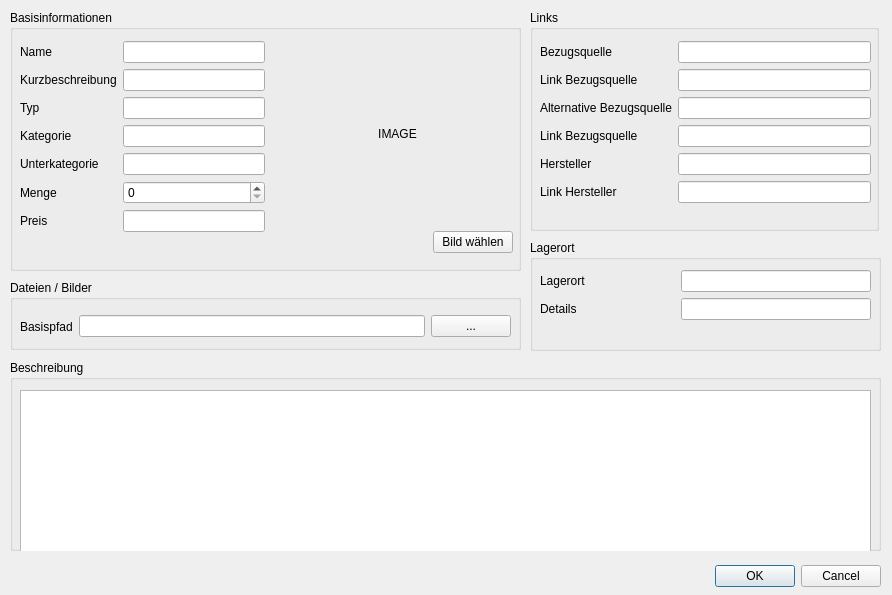
Old version of the form src/newpartdialog.ui in the repository oddscured/Partorium.
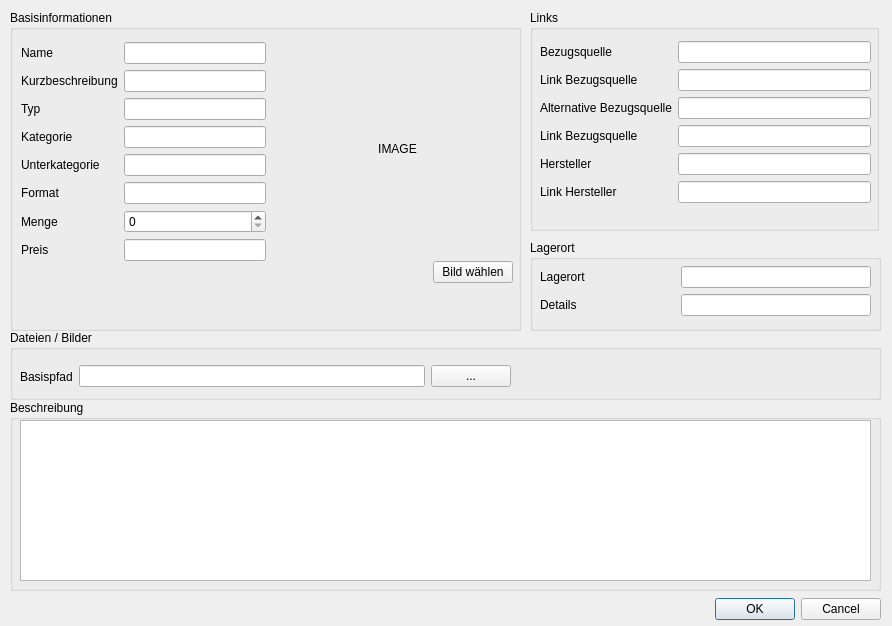
New version of the form.

Commit message: Added new fields for type and format

The edit to the form file:
```diff
--- a/src/newpartdialog.ui
+++ b/src/newpartdialog.ui
@@ -7,7 +7,7 @@
     <x>0</x>
     <y>0</y>
     <width>892</width>
-    <height>595</height>
+    <height>626</height>
    </rect>
   </property>
   <property name="windowTitle">
@@ -17,7 +17,7 @@
    <property name="geometry">
     <rect>
      <x>540</x>
-     <y>560</y>
+     <y>593</y>
      <width>341</width>
      <height>32</height>
     </rect>
@@ -35,7 +35,7 @@
      <x>10</x>
      <y>10</y>
      <width>511</width>
-     <height>261</height>
+     <height>321</height>
     </rect>
    </property>
    <property name="title">
@@ -44,13 +44,71 @@
    <widget class="QWidget" name="layoutWidget">
     <property name="geometry">
      <rect>
-      <x>10</x>
-      <y>31</y>
+      <x>272</x>
+      <y>32</y>
+      <width>231</width>
+      <height>241</height>
+     </rect>
+    </property>
+    <layout class="QVBoxLayout" name="verticalLayout">
+     <item>
+      <widget class="QLabel" name="lbl_ImagePreview">
+       <property name="minimumSize">
+        <size>
+         <width>0</width>
+         <height>150</height>
+        </size>
+       </property>
+       <property name="text">
+        <string>IMAGE</string>
+       </property>
+       <property name="alignment">
+        <set>Qt::AlignmentFlag::AlignCenter</set>
+       </property>
+      </widget>
+     </item>
+     <item>
+      <layout class="QHBoxLayout" name="horizontalLayout_2">
+       <item>
+        <spacer name="horizontalSpacer">
+         <property name="orientation">
+          <enum>Qt::Orientation::Horizontal</enum>
+         </property>
+         <property name="sizeHint" stdset="0">
+          <size>
+           <width>40</width>
+           <height>20</height>
+          </size>
+         </property>
+        </spacer>
+       </item>
+       <item>
+        <widget class="QPushButton" name="btn_ChooseImage">
+         <property name="text">
+          <string>Bild wählen</string>
+         </property>
+        </widget>
+       </item>
+      </layout>
+     </item>
+    </layout>
+   </widget>
+   <widget class="QWidget" name="">
+    <property name="geometry">
+     <rect>
+      <x>11</x>
+      <y>32</y>
       <width>245</width>
-      <height>209</height>
+      <height>240</height>
      </rect>
     </property>
     <layout class="QFormLayout" name="formLayout_2">
+     <property name="labelAlignment">
+      <set>Qt::AlignmentFlag::AlignLeading|Qt::AlignmentFlag::AlignLeft|Qt::AlignmentFlag::AlignVCenter</set>
+     </property>
+     <property name="formAlignment">
+      <set>Qt::AlignmentFlag::AlignLeading|Qt::AlignmentFlag::AlignLeft|Qt::AlignmentFlag::AlignTop</set>
+     </property>
      <item row="0" column="0">
       <widget class="QLabel" name="lbl_Name">
        <property name="text">
@@ -102,79 +160,37 @@
       <widget class="QLineEdit" name="edt_Subcategory"/>
      </item>
      <item row="5" column="0">
+      <widget class="QLabel" name="lbl_Format">
+       <property name="text">
+        <string>Format</string>
+       </property>
+      </widget>
+     </item>
+     <item row="5" column="1">
+      <widget class="QLineEdit" name="edt_Format"/>
+     </item>
+     <item row="6" column="0">
       <widget class="QLabel" name="lbl_Quantity">
        <property name="text">
         <string>Menge</string>
        </property>
       </widget>
      </item>
-     <item row="5" column="1">
+     <item row="6" column="1">
       <widget class="QSpinBox" name="spb_Quantity"/>
      </item>
-     <item row="6" column="0">
+     <item row="7" column="0">
       <widget class="QLabel" name="lbl_Price">
        <property name="text">
         <string>Preis</string>
        </property>
       </widget>
      </item>
-     <item row="6" column="1">
+     <item row="7" column="1">
       <widget class="QLineEdit" name="edt_Price"/>
      </item>
     </layout>
    </widget>
-   <widget class="QWidget" name="layoutWidget">
-    <property name="geometry">
-     <rect>
-      <x>272</x>
-      <y>32</y>
-      <width>231</width>
-      <height>211</height>
-     </rect>
-    </property>
-    <layout class="QVBoxLayout" name="verticalLayout">
-     <item>
-      <widget class="QLabel" name="lbl_ImagePreview">
-       <property name="minimumSize">
-        <size>
-         <width>0</width>
-         <height>150</height>
-        </size>
-       </property>
-       <property name="text">
-        <string>IMAGE</string>
-       </property>
-       <property name="alignment">
-        <set>Qt::AlignmentFlag::AlignCenter</set>
-       </property>
-      </widget>
-     </item>
-     <item>
-      <layout class="QHBoxLayout" name="horizontalLayout_2">
-       <item>
-        <spacer name="horizontalSpacer">
-         <property name="orientation">
-          <enum>Qt::Orientation::Horizontal</enum>
-         </property>
-         <property name="sizeHint" stdset="0">
-          <size>
-           <width>40</width>
-           <height>20</height>
-          </size>
-         </property>
-        </spacer>
-       </item>
-       <item>
-        <widget class="QPushButton" name="btn_ChooseImage">
-         <property name="text">
-          <string>Bild wählen</string>
-         </property>
-        </widget>
-       </item>
-      </layout>
-     </item>
-    </layout>
-   </widget>
   </widget>
   <widget class="QGroupBox" name="grp_Links">
    <property name="geometry">
@@ -271,7 +287,7 @@
    <property name="geometry">
     <rect>
      <x>10</x>
-     <y>360</y>
+     <y>400</y>
      <width>871</width>
      <height>191</height>
     </rect>
@@ -283,9 +299,9 @@
     <property name="geometry">
      <rect>
       <x>10</x>
-      <y>30</y>
+      <y>20</y>
       <width>851</width>
-      <height>181</height>
+      <height>161</height>
      </rect>
     </property>
    </widget>
@@ -296,7 +312,7 @@
      <x>530</x>
      <y>240</y>
      <width>351</width>
-     <height>111</height>
+     <height>91</height>
     </rect>
    </property>
    <property name="title">
@@ -306,7 +322,7 @@
     <property name="geometry">
      <rect>
       <x>10</x>
-      <y>30</y>
+      <y>26</y>
       <width>331</width>
       <height>54</height>
      </rect>
@@ -345,8 +361,8 @@
    <property name="geometry">
     <rect>
      <x>10</x>
-     <y>280</y>
-     <width>511</width>
+     <y>330</y>
+     <width>871</width>
      <height>70</height>
     </rect>
    </property>
```
The commit also changes 1 other file.
